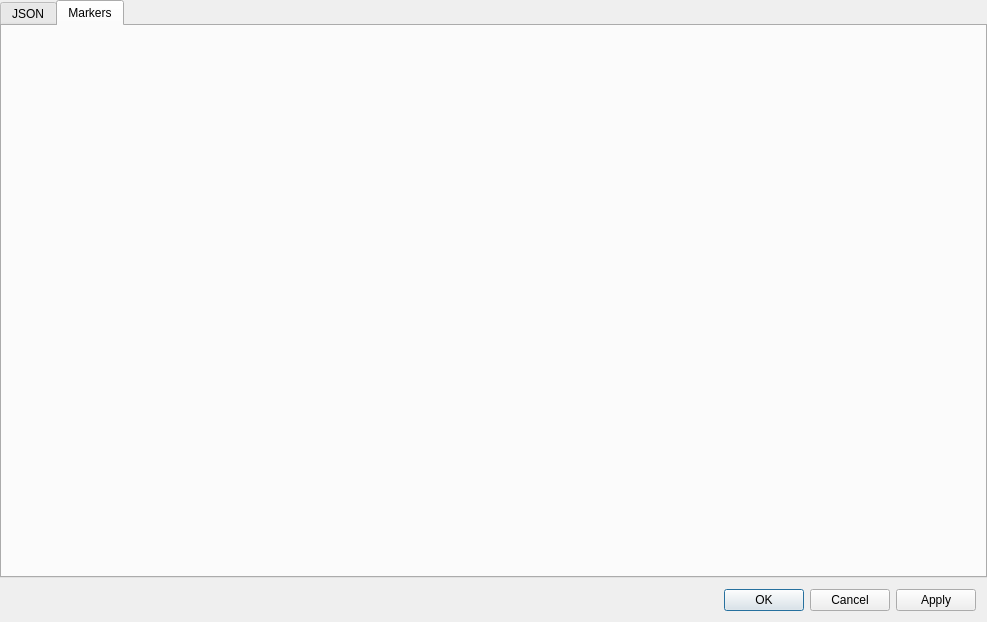
Before: the Qt Designer form anno/ProjectDefinitionsDialog.ui in urobots-io/anno, drawn with Qt 5.
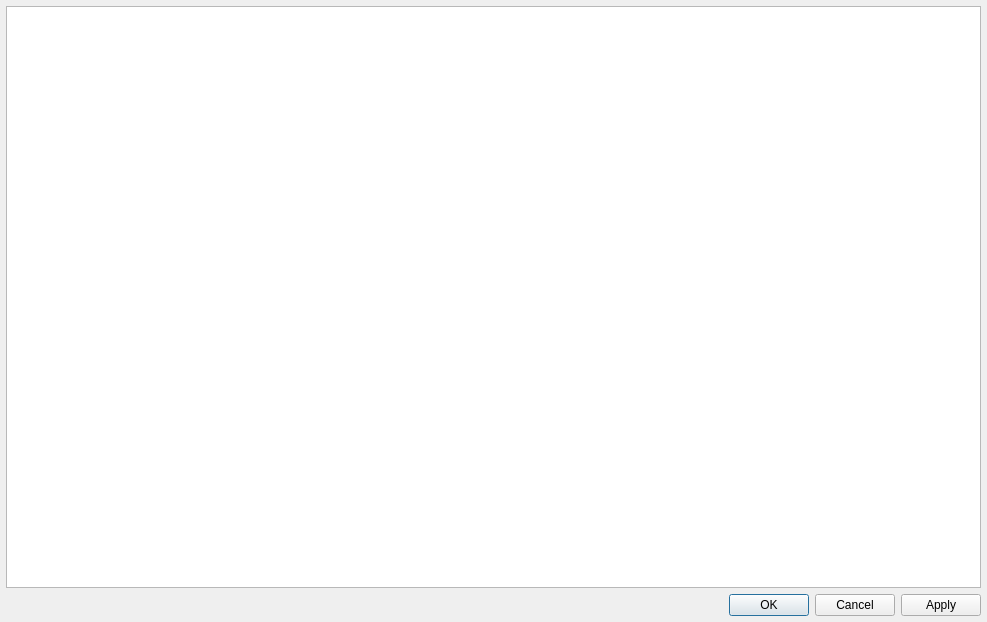
After: the same form once the commit is applied. The open tabs and pages were chosen to show the change.

Commit message: Remove unused controls from ProjectDefinitionsDialog

```diff
--- a/anno/ProjectDefinitionsDialog.ui
+++ b/anno/ProjectDefinitionsDialog.ui
@@ -14,90 +14,43 @@
    <string>Edit project settings</string>
   </property>
   <layout class="QVBoxLayout" name="verticalLayout">
-   <property name="spacing">
-    <number>0</number>
-   </property>
    <property name="leftMargin">
-    <number>0</number>
+    <number>6</number>
    </property>
    <property name="topMargin">
-    <number>0</number>
+    <number>6</number>
    </property>
    <property name="rightMargin">
-    <number>0</number>
+    <number>6</number>
    </property>
    <property name="bottomMargin">
-    <number>0</number>
+    <number>6</number>
    </property>
    <item>
-    <widget class="QTabWidget" name="tabWidget">
-     <property name="currentIndex">
-      <number>0</number>
+    <widget class="QTextEdit" name="textEdit">
+     <property name="font">
+      <font>
+       <family>Courier New</family>
+       <pointsize>12</pointsize>
+      </font>
      </property>
-     <widget class="QWidget" name="tab_2">
-      <attribute name="title">
-       <string>JSON</string>
-      </attribute>
-      <layout class="QVBoxLayout" name="verticalLayout_2">
-       <item>
-        <widget class="QTextEdit" name="textEdit">
-         <property name="font">
-          <font>
-           <family>Courier New</family>
-           <pointsize>12</pointsize>
-          </font>
-         </property>
-        </widget>
-       </item>
-      </layout>
-     </widget>
-     <widget class="QWidget" name="tab">
-      <attribute name="title">
-       <string>Markers</string>
-      </attribute>
-      <layout class="QVBoxLayout" name="verticalLayout_3">
-       <property name="leftMargin">
-        <number>0</number>
-       </property>
-       <property name="topMargin">
-        <number>0</number>
-       </property>
-       <property name="rightMargin">
-        <number>0</number>
-       </property>
-       <property name="bottomMargin">
-        <number>0</number>
-       </property>
-       <item>
-        <widget class="QStackedWidget" name="stackedWidget">
-         <widget class="QWidget" name="statusPage">
-          <layout class="QVBoxLayout" name="verticalLayout_5"/>
-         </widget>
-         <widget class="QWidget" name="uiPage">
-          <layout class="QVBoxLayout" name="verticalLayout_4">
-           <property name="leftMargin">
-            <number>0</number>
-           </property>
-           <property name="topMargin">
-            <number>0</number>
-           </property>
-           <property name="rightMargin">
-            <number>0</number>
-           </property>
-           <property name="bottomMargin">
-            <number>0</number>
-           </property>
-          </layout>
-         </widget>
-        </widget>
-       </item>
-      </layout>
-     </widget>
     </widget>
    </item>
    <item>
     <widget class="QWidget" name="widget" native="true">
      <layout class="QVBoxLayout" name="verticalLayout_6">
+      <property name="leftMargin">
+       <number>0</number>
+      </property>
+      <property name="topMargin">
+       <number>0</number>
+      </property>
+      <property name="rightMargin">
+       <number>0</number>
+      </property>
+      <property name="bottomMargin">
+       <number>0</number>
+      </property>
       <item>
        <widget class="QDialogButtonBox" name="buttonBox">
         <property name="standardButtons">
```
